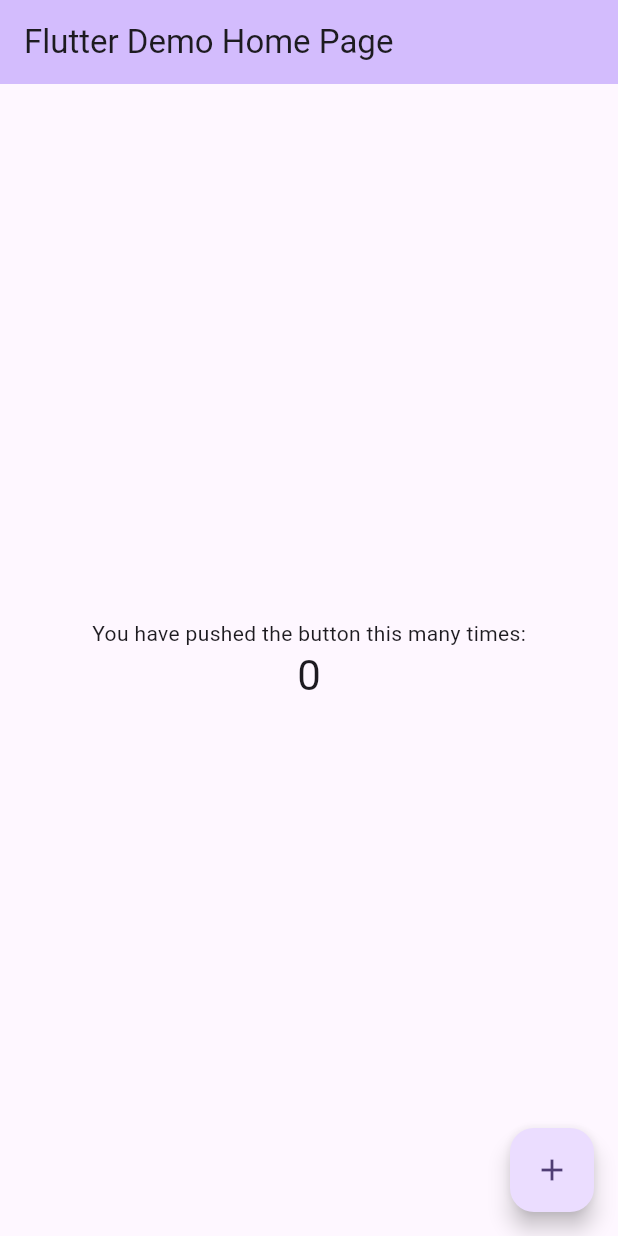
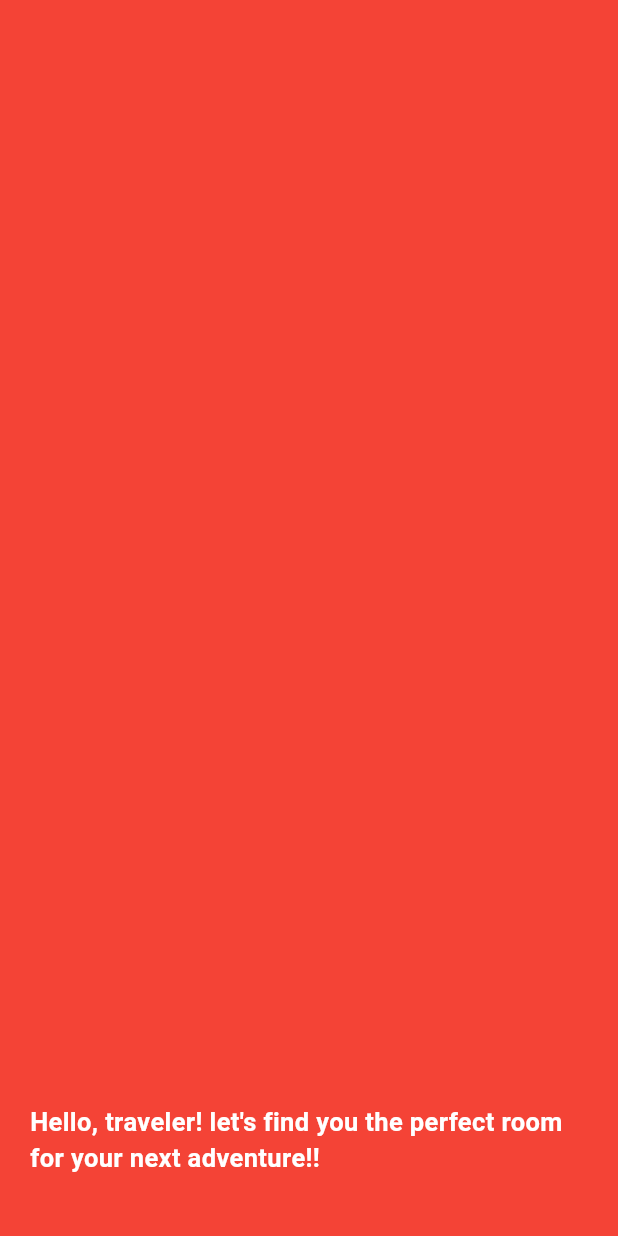
Before and after one commit to JKGlobalItSolutions/Y_Spot_Rooms_App, a Flutter app: the first screen one second after launch, on a phone screen of 412 x 824 dp. Run offline on Flutter 3.47's test engine with Material 3 defaults, Android fonts, the phone set to English and light mode, and no system bars.

Commit message:
Today Changes
1. Terminated the old project and created a new project, fixed the bugs in android studio while connecting to the git.
2.working on new yspot project for now created a splash screen only and reviewed a flutter page about creating adaptive ui and animations

```diff
--- a/yspot_project/lib/main.dart
+++ b/yspot_project/lib/main.dart
@@ -1,4 +1,6 @@
 import 'package:flutter/material.dart';
+import 'package:yspot_project/home_screen.dart';
+import 'package:yspot_project/splash_screen.dart';
 
 void main() {
   runApp(const MyApp());
@@ -6,120 +8,17 @@ void main() {
 
 class MyApp extends StatelessWidget {
   const MyApp({super.key});
-
   // This widget is the root of your application.
   @override
   Widget build(BuildContext context) {
     return MaterialApp(
+      debugShowCheckedModeBanner: false,
       title: 'Flutter Demo',
       theme: ThemeData(
-        // This is the theme of your application.
-        //
-        // TRY THIS: Try running your application with "flutter run". You'll see
-        // the application has a blue toolbar. Then, without quitting the app,
-        // try changing the seedColor in the colorScheme below to Colors.green
-        // and then invoke "hot reload" (save your changes or press the "hot
-        // reload" button in a Flutter-supported IDE, or press "r" if you used
-        // the command line to start the app).
-        //
-        // Notice that the counter didn't reset back to zero; the application
-        // state is not lost during the reload. To reset the state, use hot
-        // restart instead.
-        //
-        // This works for code too, not just values: Most code changes can be
-        // tested with just a hot reload.
         colorScheme: ColorScheme.fromSeed(seedColor: Colors.deepPurple),
         useMaterial3: true,
       ),
-      home: const MyHomePage(title: 'Flutter Demo Home Page'),
+      home: SplashScreen(child: HomeScreen()),
     );
   }
 }
-
-class MyHomePage extends StatefulWidget {
-  const MyHomePage({super.key, required this.title});
-
-  // This widget is the home page of your application. It is stateful, meaning
-  // that it has a State object (defined below) that contains fields that affect
-  // how it looks.
-
-  // This class is the configuration for the state. It holds the values (in this
-  // case the title) provided by the parent (in this case the App widget) and
-  // used by the build method of the State. Fields in a Widget subclass are
-  // always marked "final".
-
-  final String title;
-
-  @override
-  State<MyHomePage> createState() => _MyHomePageState();
-}
-
-class _MyHomePageState extends State<MyHomePage> {
-  int _counter = 0;
-
-  void _incrementCounter() {
-    setState(() {
-      // This call to setState tells the Flutter framework that something has
-      // changed in this State, which causes it to rerun the build method below
-      // so that the display can reflect the updated values. If we changed
-      // _counter without calling setState(), then the build method would not be
-      // called again, and so nothing would appear to happen.
-      _counter++;
-    });
-  }
-
-  @override
-  Widget build(BuildContext context) {
-    // This method is rerun every time setState is called, for instance as done
-    // by the _incrementCounter method above.
-    //
-    // The Flutter framework has been optimized to make rerunning build methods
-    // fast, so that you can just rebuild anything that needs updating rather
-    // than having to individually change instances of widgets.
-    return Scaffold(
-      appBar: AppBar(
-        // TRY THIS: Try changing the color here to a specific color (to
-        // Colors.amber, perhaps?) and trigger a hot reload to see the AppBar
-        // change color while the other colors stay the same.
-        backgroundColor: Theme.of(context).colorScheme.inversePrimary,
-        // Here we take the value from the MyHomePage object that was created by
-        // the App.build method, and use it to set our appbar title.
-        title: Text(widget.title),
-      ),
-      body: Center(
-        // Center is a layout widget. It takes a single child and positions it
-        // in the middle of the parent.
-        child: Column(
-          // Column is also a layout widget. It takes a list of children and
-          // arranges them vertically. By default, it sizes itself to fit its
-          // children horizontally, and tries to be as tall as its parent.
-          //
-          // Column has various properties to control how it sizes itself and
-          // how it positions its children. Here we use mainAxisAlignment to
-          // center the children vertically; the main axis here is the vertical
-          // axis because Columns are vertical (the cross axis would be
-          // horizontal).
-          //
-          // TRY THIS: Invoke "debug painting" (choose the "Toggle Debug Paint"
-          // action in the IDE, or press "p" in the console), to see the
-          // wireframe for each widget.
-          mainAxisAlignment: MainAxisAlignment.center,
-          children: <Widget>[
-            const Text(
-              'You have pushed the button this many times:',
-            ),
-            Text(
-              '$_counter',
-              style: Theme.of(context).textTheme.headlineMedium,
-            ),
-          ],
-        ),
-      ),
-      floatingActionButton: FloatingActionButton(
-        onPressed: _incrementCounter,
-        tooltip: 'Increment',
-        child: const Icon(Icons.add),
-      ), // This trailing comma makes auto-formatting nicer for build methods.
-    );
-  }
-}
--- /dev/null
+++ b/yspot_project/lib/splash_screen.dart
@@ -0,0 +1,60 @@
+
+
+
+import 'package:flutter/material.dart';
+
+class SplashScreen extends StatefulWidget {
+
+  final Widget child;
+  const SplashScreen({super.key, required this.child});
+
+  @override
+  State<SplashScreen> createState() => _SplashScreenState();
+}
+
+class _SplashScreenState extends State<SplashScreen> {
+
+
+  @override
+  void initState() {
+
+    Future.delayed(const Duration(seconds: 5)).then((value) {
+      Navigator.pushAndRemoveUntil(
+          context,
+          MaterialPageRoute(builder: (context) => widget.child),
+              (route) => false);
+    });
+    super.initState();
+
+
+
+  }
+  @override
+  Widget build(BuildContext context) {
+    return Scaffold(
+      backgroundColor: Colors.red,
+      body: Center(
+        child: Column(
+          mainAxisAlignment: MainAxisAlignment.end,
+          children: [
+            Container(
+              margin: const EdgeInsets.only(
+                bottom: 40.0,
+                left: 20,
+                right: 20,
+              ),
+              child: const Text(
+                "Hello, traveler! let's find you the perfect room for your next adventure!!",
+                style: TextStyle(
+                    fontSize: 17,
+                    color: Colors.white,
+                    fontWeight: FontWeight.bold),
+              ),
+            ),
+          ],
+        ),
+      ),
+
+    );
+  }
+}
--- a/yspot_project/pubspec.yaml
+++ b/yspot_project/pubspec.yaml
@@ -30,6 +30,7 @@ environment:
 dependencies:
   flutter:
     sdk: flutter
+  flutter_screenutil:
 
 
   # The following adds the Cupertino Icons font to your application.
```
Also changed, not shown: yspot_project/lib/home_screen.dart (added, +25 -0 lines), yspot_project/lib/login_screen.dart (added, +21 -0 lines), yspot_project/lib/sign_up_screen.dart (added, +17 -0 lines), yspot_project/lib/features/app/const/app_const.dart (added), yspot_project/lib/features/app/const/page_const.dart (added), yspot_project/pubspec.lock.
